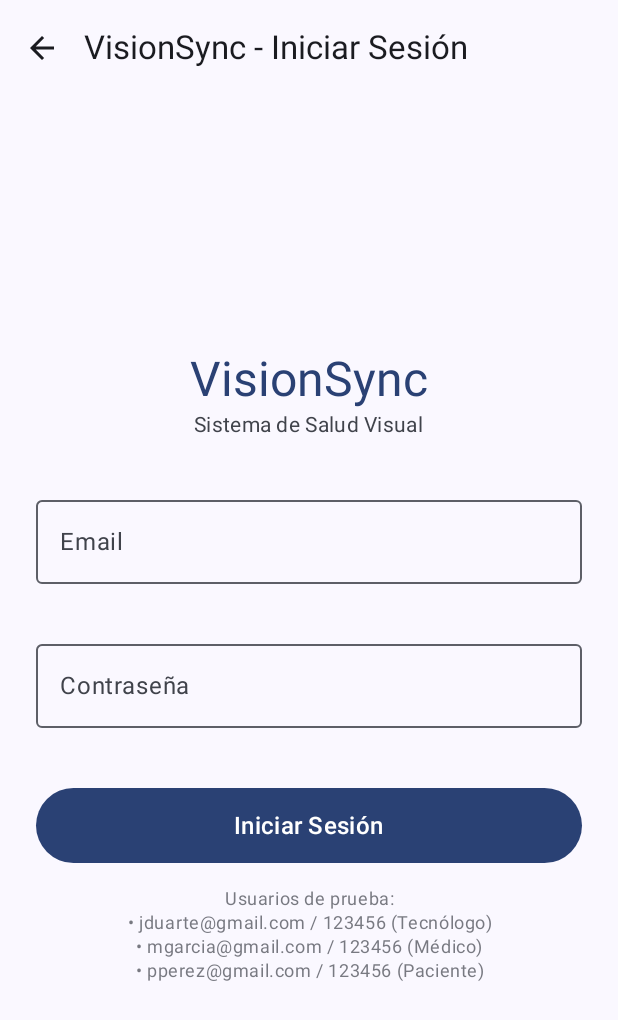
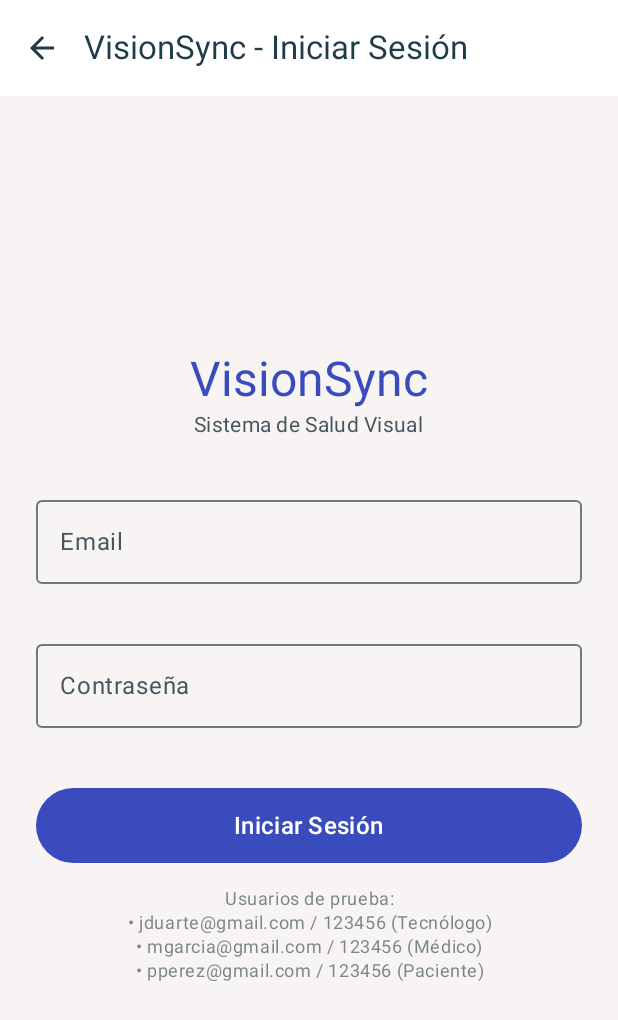
Before and after one commit to MrDeguitoo/VisionSync, an Android app built with Jetpack Compose: the screen it shows after launch (MainActivity), on a phone screen of 412 x 824 dp. Shown: the top 1020 px of the screen. Run offline under Robolectric (Android 15) with nearby library versions, the phone set to English and light mode, and no system bars; our stand-ins replace Room's generated code.

Commit message:
feat(a11y): paleta con contraste WCAG AA, tema oscuro y dynamicColor off

```diff
--- a/app/src/main/java/com/duoc/visionsyncc1/MainActivity.kt
+++ b/app/src/main/java/com/duoc/visionsyncc1/MainActivity.kt
@@ -4,6 +4,10 @@ import android.os.Bundle
 import androidx.activity.ComponentActivity
 import androidx.activity.compose.setContent
 import androidx.activity.enableEdgeToEdge
+import androidx.compose.foundation.layout.fillMaxSize
+import androidx.compose.material3.MaterialTheme
+import androidx.compose.material3.Surface
+import androidx.compose.ui.Modifier
 import com.duoc.visionsyncc1.navigation.AppNavigation
 import com.duoc.visionsyncc1.ui.theme.VisionSyncTheme
 
@@ -13,7 +17,14 @@ class MainActivity : ComponentActivity() {
         enableEdgeToEdge()
         setContent {
             VisionSyncTheme {
-                AppNavigation()
+                // Surface fija el color de texto por defecto (onBackground) en
+                // todas las pantallas, también en modo oscuro.
+                Surface(
+                    modifier = Modifier.fillMaxSize(),
+                    color = MaterialTheme.colorScheme.background
+                ) {
+                    AppNavigation()
+                }
             }
         }
     }
--- a/app/src/main/java/com/duoc/visionsyncc1/ui/components/EstadoConexion.kt
+++ b/app/src/main/java/com/duoc/visionsyncc1/ui/components/EstadoConexion.kt
@@ -4,20 +4,17 @@ import androidx.compose.foundation.background
 import androidx.compose.foundation.layout.*
 import androidx.compose.foundation.shape.CircleShape
 import androidx.compose.foundation.shape.RoundedCornerShape
+import androidx.compose.material3.MaterialTheme
 import androidx.compose.material3.Text
 import androidx.compose.runtime.*
 import androidx.compose.ui.Alignment
 import androidx.compose.ui.Modifier
-import androidx.compose.ui.graphics.Color
 import androidx.compose.ui.platform.LocalContext
 import androidx.compose.ui.text.font.FontWeight
 import androidx.compose.ui.tooling.preview.Preview
 import androidx.compose.ui.unit.dp
 import androidx.compose.ui.unit.sp
 import com.duoc.visionsyncc1.util.observarConexion
-
-private val ColorExito = Color(0xFF20A39E)
-private val ColorSinConexion = Color(0xFFB3261E)
 
 /** Versión que se conecta sola al estado de red. Úsala en los dashboards. */
 @Composable
@@ -31,7 +28,8 @@ fun EstadoConexion(modifier: Modifier = Modifier) {
 /** Versión sin estado: sirve para @Preview y pruebas. */
 @Composable
 fun EstadoConexionPill(conectado: Boolean, modifier: Modifier = Modifier) {
-    val color = if (conectado) ColorExito else ColorSinConexion
+    // Colores del tema: cumplen contraste AA tanto en modo claro como oscuro.
+    val color = if (conectado) MaterialTheme.colorScheme.tertiary else MaterialTheme.colorScheme.error
     Row(
         modifier = modifier
             .background(color.copy(alpha = 0.12f), RoundedCornerShape(50))
--- a/app/src/main/java/com/duoc/visionsyncc1/ui/theme/Color.kt
+++ b/app/src/main/java/com/duoc/visionsyncc1/ui/theme/Color.kt
@@ -2,10 +2,36 @@ package com.duoc.visionsyncc1.ui.theme
 
 import androidx.compose.ui.graphics.Color
 
-val Purple80 = Color(0xFFD0BCFF)
-val PurpleGrey80 = Color(0xFFCCC2DC)
-val Pink80 = Color(0xFFEFB8C8)
+/*
+ * Paleta VisionSync (README) ajustada a WCAG 2.2 AA.
+ * Contrastes verificados (texto >= 4,5:1; bordes/componentes >= 3:1).
+ *
+ * Cambios respecto a la paleta original, y por qué:
+ *  - Secundario #3F8EFC -> #2B66C9: el original daba 3,2:1 con blanco.
+ *  - Éxito #20A39E -> #0B6E6A: el original daba 2,7:1 como texto sobre su fondo tenue.
+ */
 
-val Purple40 = Color(0xFF6650a4)
-val PurpleGrey40 = Color(0xFF625b71)
-val Pink40 = Color(0xFF7D5260)
+// ---------- Tema claro ----------
+val AzulPrimario = Color(0xFF3A4BBE)          // blanco sobre él: 7,2:1
+val AzulPrimarioContenedor = Color(0xFFDDE1FA)
+val SobreAzulContenedor = Color(0xFF141A5C)   // 12,2:1
+val AzulSecundario = Color(0xFF2B66C9)        // 5,5:1 sobre blanco
+val VerdeExito = Color(0xFF0B6E6A)            // 6,1:1 sobre blanco
+val RojoError = Color(0xFFB3261E)             // 6,5:1 sobre blanco
+val FondoClaro = Color(0xFFF7F4F3)
+val SuperficieClara = Color(0xFFFFFFFF)
+val TextoPrincipal = Color(0xFF1E3B48)        // 10,8:1 sobre el fondo
+val TextoSecundario = Color(0xFF46565F)       // 7,0:1 sobre el fondo
+val BordeClaro = Color(0xFF6B7A83)            // 4,0:1 (componentes >= 3:1)
+
+// ---------- Tema oscuro ----------
+val AzulPrimarioOscuro = Color(0xFFB4BCFF)
+val AzulContenedorOscuro = Color(0xFF2A3796)
+val SobreAzulContenedorOscuro = Color(0xFFDDE1FF)
+val VerdeExitoOscuro = Color(0xFF5FD3CD)
+val RojoErrorOscuro = Color(0xFFFFB4AB)
+val FondoOscuro = Color(0xFF10191E)
+val SuperficieOscura = Color(0xFF17232A)
+val TextoPrincipalOscuro = Color(0xFFE8EEF1)
+val TextoSecundarioOscuro = Color(0xFFB8C6CD)
+val BordeOscuro = Color(0xFF8A9AA3)
--- a/app/src/main/java/com/duoc/visionsyncc1/ui/theme/Theme.kt
+++ b/app/src/main/java/com/duoc/visionsyncc1/ui/theme/Theme.kt
@@ -1,6 +1,5 @@
 package com.duoc.visionsyncc1.ui.theme
 
-import android.app.Activity
 import android.os.Build
 import androidx.compose.foundation.isSystemInDarkTheme
 import androidx.compose.material3.MaterialTheme
@@ -9,35 +8,67 @@ import androidx.compose.material3.dynamicDarkColorScheme
 import androidx.compose.material3.dynamicLightColorScheme
 import androidx.compose.material3.lightColorScheme
 import androidx.compose.runtime.Composable
+import androidx.compose.ui.graphics.Color
 import androidx.compose.ui.platform.LocalContext
 
 private val DarkColorScheme = darkColorScheme(
-    primary = Purple80,
-    secondary = PurpleGrey80,
-    tertiary = Pink80
+    primary = AzulPrimarioOscuro,
+    onPrimary = Color(0xFF111A66),
+    primaryContainer = AzulContenedorOscuro,
+    onPrimaryContainer = SobreAzulContenedorOscuro,
+    secondary = Color(0xFF9DC0FF),
+    onSecondary = Color(0xFF00296B),
+    tertiary = VerdeExitoOscuro,
+    onTertiary = Color(0xFF00201F),
+    background = FondoOscuro,
+    onBackground = TextoPrincipalOscuro,
+    surface = SuperficieOscura,
+    onSurface = TextoPrincipalOscuro,
+    surfaceVariant = Color(0xFF2B3A42),
+    onSurfaceVariant = TextoSecundarioOscuro,
+    surfaceContainerLowest = Color(0xFF0C1317),
+    surfaceContainerLow = SuperficieOscura,
+    surfaceContainer = Color(0xFF1E2A31),
+    surfaceContainerHigh = Color(0xFF243139),
+    surfaceContainerHighest = Color(0xFF2B3A42),
+    outline = BordeOscuro,
+    outlineVariant = Color(0xFF3F4E57),
+    error = RojoErrorOscuro,
+    onError = Color(0xFF690005)
 )
 
 private val LightColorScheme = lightColorScheme(
-    primary = Purple40,
-    secondary = PurpleGrey40,
-    tertiary = Pink40
-
-    /* Other default colors to override
-    background = Color(0xFFFFFBFE),
-    surface = Color(0xFFFFFBFE),
+    primary = AzulPrimario,
     onPrimary = Color.White,
+    primaryContainer = AzulPrimarioContenedor,
+    onPrimaryContainer = SobreAzulContenedor,
+    secondary = AzulSecundario,
     onSecondary = Color.White,
+    tertiary = VerdeExito,
     onTertiary = Color.White,
-    onBackground = Color(0xFF1C1B1F),
-    onSurface = Color(0xFF1C1B1F),
-    */
+    background = FondoClaro,
+    onBackground = TextoPrincipal,
+    surface = SuperficieClara,
+    onSurface = TextoPrincipal,
+    surfaceVariant = Color(0xFFE6E1E0),
+    onSurfaceVariant = TextoSecundario,
+    surfaceContainerLowest = Color.White,
+    surfaceContainerLow = FondoClaro,
+    surfaceContainer = Color(0xFFF2EEED),
+    surfaceContainerHigh = Color(0xFFECE8E7),
+    surfaceContainerHighest = Color(0xFFE6E1E0),
+    outline = BordeClaro,
+    outlineVariant = Color(0xFFC9D0D4),
+    error = RojoError,
+    onError = Color.White
 )
 
 @Composable
 fun VisionSyncTheme(
     darkTheme: Boolean = isSystemInDarkTheme(),
-    // Dynamic color is available on Android 12+
-    dynamicColor: Boolean = true,
+    // Desactivado a propósito: el color dinámico cambia según el teléfono
+    // y no permite garantizar el contraste WCAG AA.
+    dynamicColor: Boolean = false,
     content: @Composable () -> Unit
 ) {
     val colorScheme = when {
```
